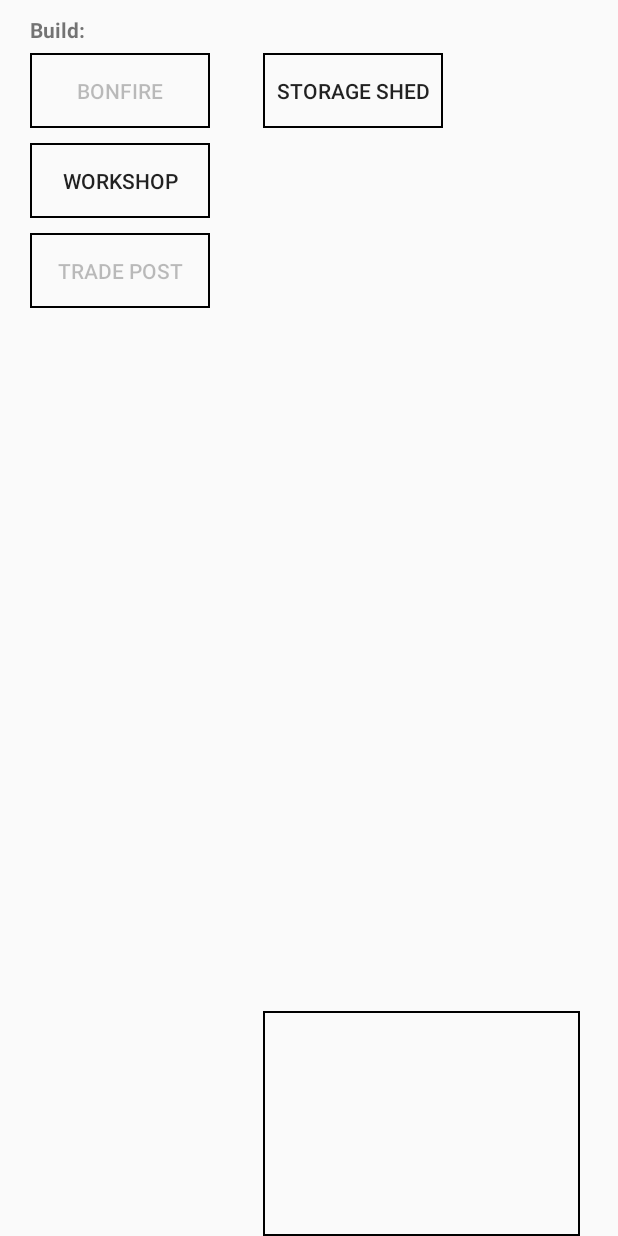
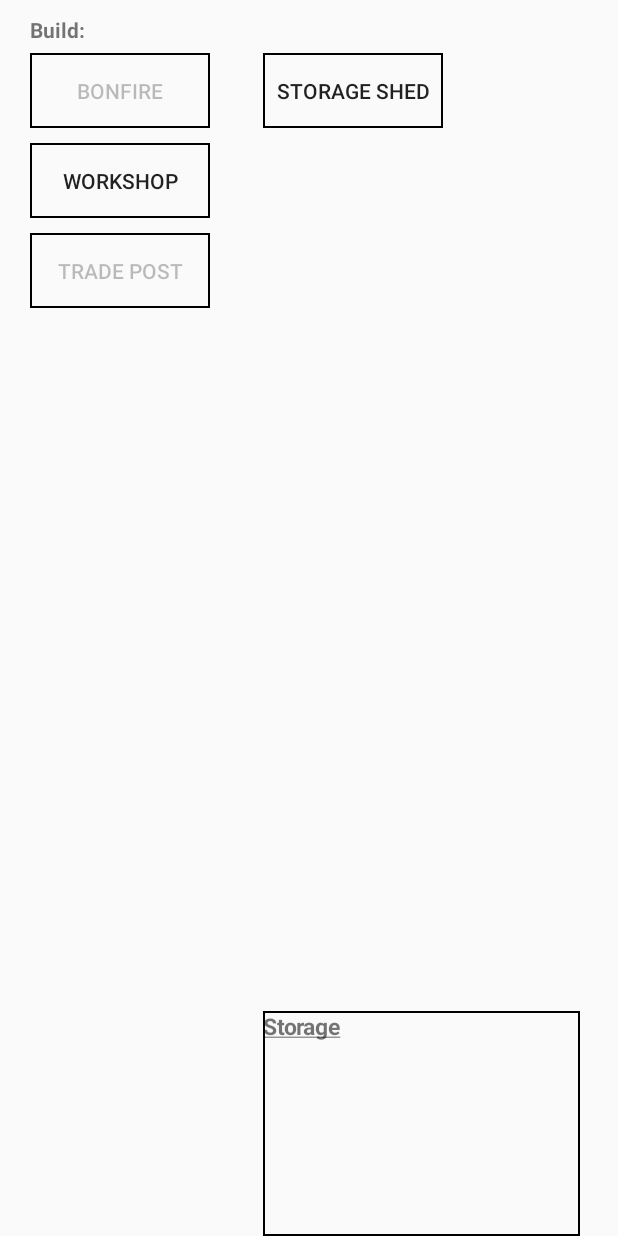
Before and after one commit to oetago/A_Quiet_Night, an Android app: the Buildings screen opened directly, with no data from a screen before it, on a phone screen of 412 x 824 dp. Run offline under Robolectric (Android 15) with nearby library versions, the phone set to English and light mode, and no system bars; Roboto replaces fonts that are not available here; 2 statements that could not run were skipped.

Commit message:
Update strings.xml

```diff
--- a/AQuietNight/src/main/res/values/strings.xml
+++ b/AQuietNight/src/main/res/values/strings.xml
@@ -9,4 +9,5 @@
     <string name="changelog_title">What\'s New</string>
     <string name="changelog_ok_button">OK</string>
     <string name="changelog_show_full">more...</string>
+    <string name="storage"><u>Storage</u></string>
 </resources>
```
